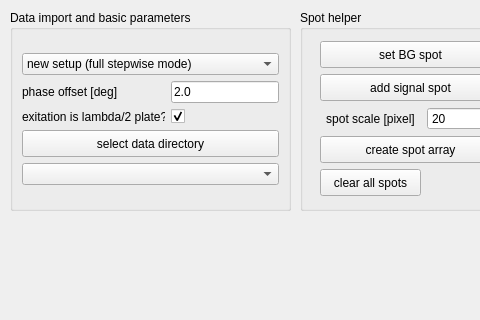
Before: the Qt Designer form util2dpolim/gui/2dgui.ui in kiwimatto/2dpolim-analysis, drawn with Qt 5; both pictures show x 0 to 480 and y 0 to 320 of the 1309 by 901 pixel window.
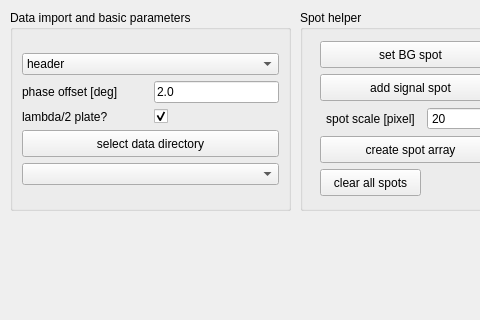
After: the same form once the commit is applied.

Commit message: AM GUI and general GUI now working with header files

```diff
--- a/util2dpolim/gui/2dgui.ui
+++ b/util2dpolim/gui/2dgui.ui
@@ -92,14 +92,14 @@
        <item row="2" column="0">
         <widget class="QLabel" name="isLambda2PlateLabel">
          <property name="text">
-          <string>exitation is lambda/2 plate?</string>
+          <string>lambda/2 plate?</string>
          </property>
         </widget>
        </item>
        <item row="0" column="0" colspan="2">
         <widget class="QComboBox" name="whichSetupComboBox">
          <property name="currentIndex">
-          <number>2</number>
+          <number>3</number>
          </property>
          <item>
           <property name="text">
@@ -113,7 +113,12 @@
          </item>
          <item>
           <property name="text">
-           <string>new setup (full stepwise mode)</string>
+           <string>cool new setup (full stepwise mode)</string>
+          </property>
+         </item>
+         <item>
+          <property name="text">
+           <string>header</string>
           </property>
          </item>
         </widget>
```
Left out of the diff: 10 changed lines with no effect on the pictures. The commit also changes 8 other files.
